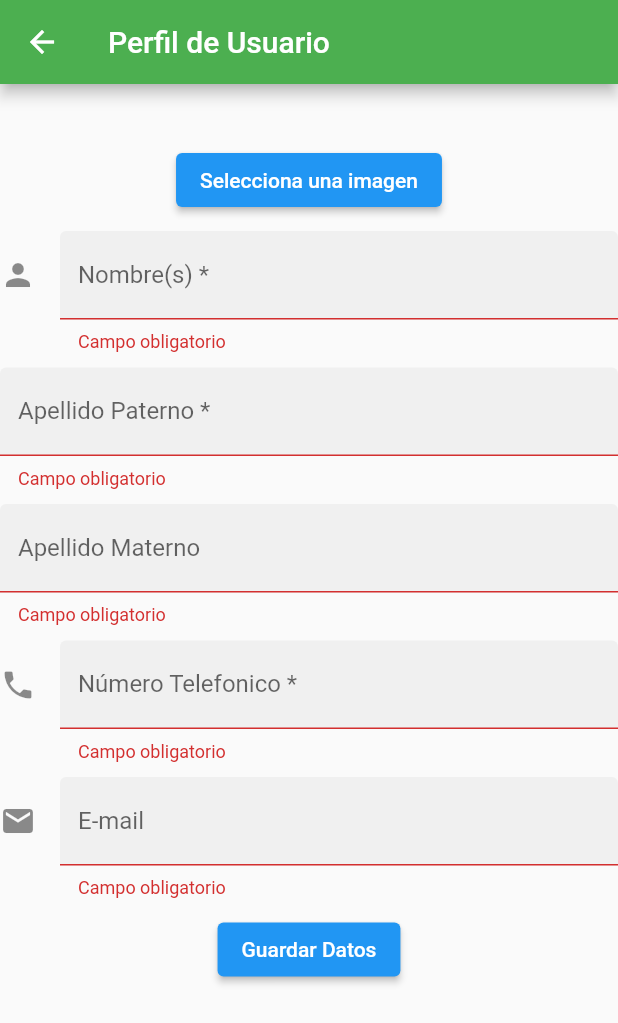
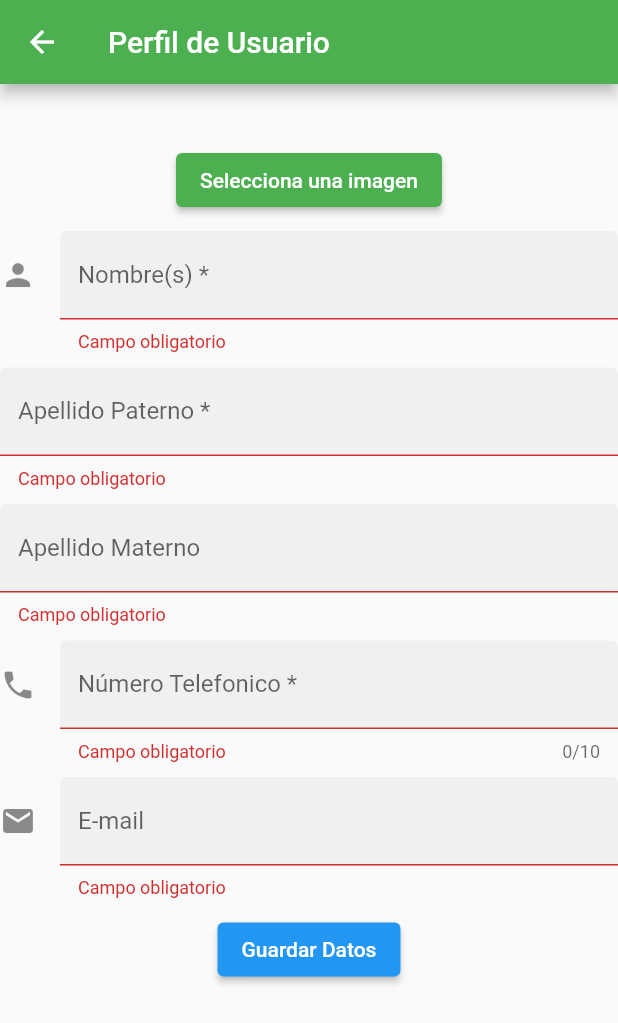
Before and after one commit to MaricarmenM/PrograMovil, a Flutter app: the EditProfileScreen screen opened by its route, on a phone screen of 412 x 824 dp. Shown: the top 1023 px of the screen. Run offline on Flutter 3.47's test engine with Material 2 defaults, Android fonts, the phone set to English and light mode, and no system bars; our stand-ins replace image_picker, sqflite; missing offline and left inert: splash_screen_view; accounts and stored records are empty.

Commit message:
PRACTICA PERFIL DE USUARIO

```diff
--- a/lib/src/database/database_helper.dart
+++ b/lib/src/database/database_helper.dart
@@ -51,11 +51,6 @@ class DatabaseHelper {
     return conexion!.update(_nombreTBL2,row, where: 'id = ?',whereArgs: [row['id']]);
   }
 
-  Future<int> deleteUser(int id )async{
-    var conexion = await database;
-    return await conexion!.delete(_nombreTBL2,where: 'id= ?',whereArgs:[id]);
-  }
-
   Future<List<PerfilModel>> getAllUsers()async{
     var conexion = await database;
     var result= await conexion!.query(_nombreTBL2);
--- a/lib/src/screens/perfilEdit_screen.dart
+++ b/lib/src/screens/perfilEdit_screen.dart
@@ -24,6 +24,7 @@ class _EditProfileScreenState extends State<EditProfileScreen> {
 
   // ignore: non_constant_identifier_names
   late DatabaseHelper _databaseHelper;
+
   TextEditingController _controllerNombre = TextEditingController();
   TextEditingController _controllerApellido1 = TextEditingController();
   TextEditingController _controllerApellido2 = TextEditingController();
@@ -157,6 +158,7 @@ class _EditProfileScreenState extends State<EditProfileScreen> {
    Widget _crearTextFieldFoto(){
     return
       ElevatedButton(
+    style: ElevatedButton.styleFrom(primary: ColorSettings.colorPrimary),
     onPressed:(){
       showDialog(
         context: context,
@@ -191,7 +193,7 @@ class _EditProfileScreenState extends State<EditProfileScreen> {
                     child: Container(
                       padding: EdgeInsets.all(20),
                       decoration: BoxDecoration(
-                        border: Border(bottom: BorderSide(width: 1,color: Colors.grey))
+                        border: Border(bottom: BorderSide(width: 1,color: Colors.grey)),
                       ),
                       child: Row(
                         children: [
@@ -264,6 +266,7 @@ class _EditProfileScreenState extends State<EditProfileScreen> {
   Widget _crearTextFieldTelefono(){
     return TextField(
       controller: _controllerTelefono,
+      maxLength: 10,
       decoration: const InputDecoration(
         border: UnderlineInputBorder(),
         filled: true,
--- a/lib/src/screens/profile_screen.dart
+++ b/lib/src/screens/profile_screen.dart
@@ -28,7 +28,7 @@ class _UserProfileScreenState extends State<UserProfileScreen> {
       appBar: AppBar(
          backgroundColor: ColorSettings.colorPrimary,
          title: Text('Perfil'),
-         /*actions: [
+         actions: [
            IconButton(
              onPressed: (){
                Navigator.pushNamed(context,'/perfilEdit').whenComplete((){
@@ -37,7 +37,7 @@ class _UserProfileScreenState extends State<UserProfileScreen> {
              },
              icon: Icon(Icons.supervised_user_circle_outlined)
              )
-         ],*/
+         ],
       ),
       body: FutureBuilder(
         future: _databaseHelper.getAllUsers(),
```
